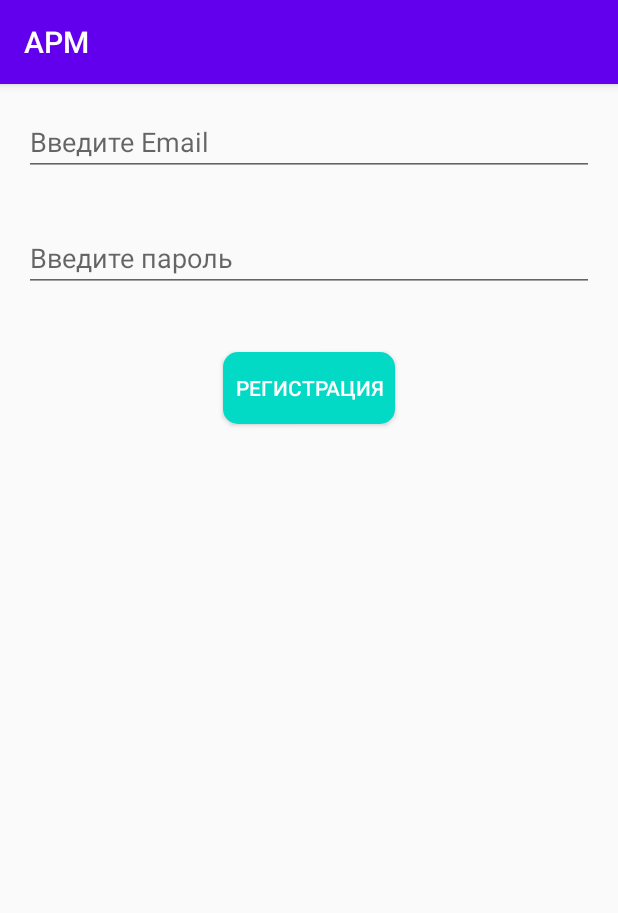
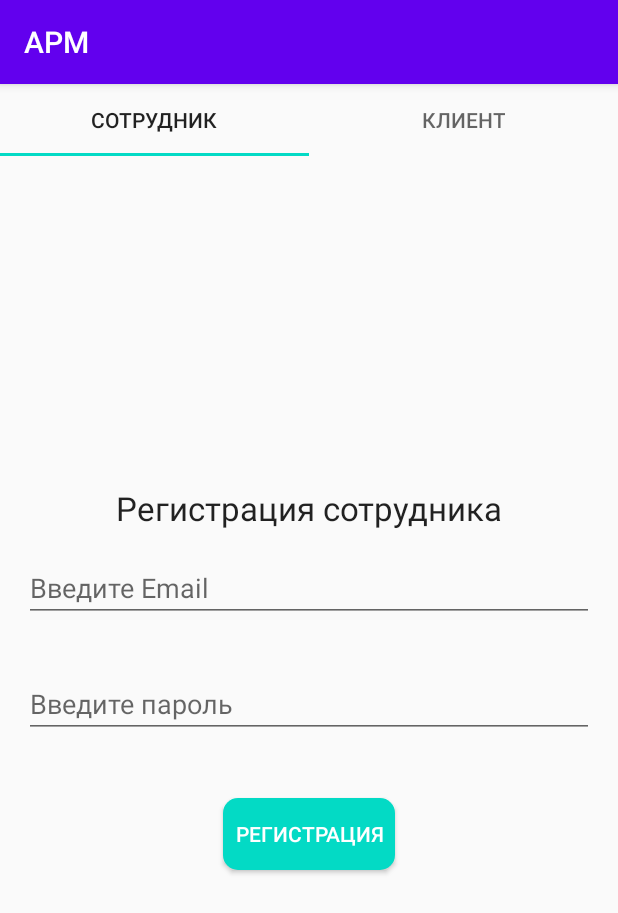
Before and after one commit to JustTeenager/APM, an Android app: the screen it shows after launch (MainActivity), after a tap on "РЕГИСТРАЦИЯ", on a phone screen of 412 x 824 dp. Shown: the top 913 px of the screen. Run offline under Robolectric (Android 15) with nearby library versions, the phone set to English and light mode, and no system bars.

Commit message:
Admin-client dependencies update

```diff
--- a/app/src/main/java/com/application/apm/Controller/MainActivity.java
+++ b/app/src/main/java/com/application/apm/Controller/MainActivity.java
@@ -4,11 +4,14 @@ import android.content.Intent;
 
 import androidx.fragment.app.Fragment;
 
+import com.application.apm.Model.User;
 import com.application.apm.View.LoginFragment;
 import com.application.apm.R;
-import com.application.apm.View.RegisterFragment;
+import com.application.apm.View.RegisterAdminFragment;
+import com.application.apm.View.RegisterUserFragment;
+import com.application.apm.View.UserDetailFragment;
 
-public class MainActivity extends SingleFragmentActivity implements LoginFragment.CallBack, RegisterFragment.CallBack {
+public class MainActivity extends SingleFragmentActivity implements LoginFragment.CallBack, RegisterAdminFragment.CallBack, RegisterUserFragment.Callback {
 
     @Override
     public int getResId() {
@@ -29,11 +32,23 @@ public class MainActivity extends SingleFragmentActivity implements LoginFragmen
 
     @Override
     public void register() {
-        getSupportFragmentManager().beginTransaction().replace(R.id.fragment_container,new RegisterFragment()).addToBackStack(null).commit();
+        //TODO ВХОд в другую регисрацию
+        getSupportFragmentManager().beginTransaction().replace(R.id.fragment_container,new ViewPagerFragment()).addToBackStack(null).commit();
+    }
+
+    @Override
+    public void loginById(User user) {
+        Intent intent=ListActivity.newInstance(this,user);
+        startActivity(intent);
     }
 
     @Override
     public void onRegistered(String email,String pass) {
         getSupportFragmentManager().beginTransaction().replace(R.id.fragment_container,LoginFragment.newInstance(email, pass)).commit();
     }
+
+    @Override
+    public void onUserRegistered() {
+        getSupportFragmentManager().beginTransaction().replace(R.id.fragment_container, LoginFragment.newInstance(null, null)).commit();
+    }
 }
--- /dev/null
+++ b/app/src/main/java/com/application/apm/Controller/ViewPagerFragment.java
@@ -0,0 +1,71 @@
+package com.application.apm.Controller;
+
+import android.os.Bundle;
+import android.view.LayoutInflater;
+import android.view.View;
+import android.view.ViewGroup;
+import androidx.annotation.NonNull;
+import androidx.annotation.Nullable;
+import androidx.fragment.app.Fragment;
+import androidx.fragment.app.FragmentPagerAdapter;
+import androidx.viewpager.widget.ViewPager;
+import com.application.apm.R;
+import com.application.apm.View.RegisterAdminFragment;
+import com.application.apm.View.RegisterUserFragment;
+import com.google.android.material.tabs.TabLayout;
+
+public class ViewPagerFragment extends Fragment {
+
+    private ViewPager mViewPager;
+    private TabLayout mTabLayout;
+
+    @Nullable
+    @Override
+    public View onCreateView(@NonNull LayoutInflater inflater, @Nullable ViewGroup container, @Nullable Bundle savedInstanceState) {
+        View v=LayoutInflater.from(getContext()).inflate(R.layout.fragment_view_pager,null);
+        init(v);
+        return v;
+    }
+
+    private void init(View v) {
+        mViewPager=v.findViewById(R.id.view_pager);
+        mViewPager.setAdapter(new FragmentPagerAdapter(getChildFragmentManager(),FragmentPagerAdapter.BEHAVIOR_RESUME_ONLY_CURRENT_FRAGMENT) {
+
+            @NonNull
+            @Override
+            public Fragment getItem(int position) {
+                switch (position){
+                    case 0:{
+                        return new RegisterAdminFragment();
+                    }
+                    case 1:{
+                        return new RegisterUserFragment();
+                    }
+                }
+                return null;
+            }
+
+            @Override
+            public int getCount() {
+                return 2;
+            }
+
+            @Nullable
+            @Override
+            public CharSequence getPageTitle(int position) {
+                switch (position){
+                    case 0:{
+                        return getActivity().getString(R.string.admin);
+                    }
+                    case 1:{
+                        return getActivity().getString(R.string.client);
+                    }
+                }
+                return null;
+            }
+        });
+        mTabLayout=v.findViewById(R.id.tab_layout);
+        mTabLayout.setupWithViewPager(mViewPager);
+    }
+
+}
--- a/app/src/main/java/com/application/apm/Model/UserDao.java
+++ b/app/src/main/java/com/application/apm/Model/UserDao.java
@@ -6,6 +6,8 @@ import androidx.room.Insert;
 import androidx.room.Query;
 import androidx.room.TypeConverters;
 import androidx.room.Update;
+
+import com.application.apm.View.AddPaymentDialog;
 
 import java.util.List;
 
@@ -22,6 +24,9 @@ public interface UserDao {
         @Insert
         Long insertUser(User user);
 
+        @Query("SELECT * FROM Users WHERE ID LIKE:id")
+        User getUserById(String id);
+
         @Update()
         void updateUser(User user);
 }
--- a/app/src/main/java/com/application/apm/View/ListPaymentFragment.java
+++ b/app/src/main/java/com/application/apm/View/ListPaymentFragment.java
@@ -28,8 +28,6 @@ public class ListPaymentFragment extends Fragment {
     private ListAdapter adapter;
     private List<Payment> payments;
     private int adapterNum;
-
-
 
     private static final String KEY_TO_TYPE_OF_PAYMENT_FILTER="key_to_type_of_payment_filter";
     public static final int USER_PAYMENT_FILTER=-1;
@@ -70,7 +68,7 @@ public class ListPaymentFragment extends Fragment {
 
     public void showChangePaymentValueDialog(int sum,int adapterNumber){
         adapterNum=adapterNumber;
-        AddPaymentDialog dialog=AddPaymentDialog.newInstance(sum);
+        AddPaymentDialog dialog=AddPaymentDialog.newInstance(sum,AddPaymentDialog.KEY_TO_PAYMENT_LAYOUT_CODE);
         dialog.setTargetFragment(this,CHANGE_PAY_VALUE_REQUEST_CODE);
         dialog.show(getActivity().getSupportFragmentManager(),null);
     }
@@ -79,7 +77,7 @@ public class ListPaymentFragment extends Fragment {
     public void onActivityResult(int requestCode, int resultCode, @Nullable Intent data) {
         if (resultCode== Activity.RESULT_OK){
             if (requestCode==CHANGE_PAY_VALUE_REQUEST_CODE){
-                ((Payment) adapter.getAdapterList().get(adapterNum)).setSum(data.getIntExtra(AddPaymentDialog.KEY_TO_PAYMENT_VALUE,-1));
+                ((Payment) adapter.getAdapterList().get(adapterNum)).setSum((Integer.parseInt((String) data.getExtras().get(AddPaymentDialog.KEY_TO_VALUE))));
                 adapter.notifyItemChanged(adapterNum);
                 RoomDBSingleton.getInstance(getContext()).getPaymentDao().updatePayment(payments.get(adapterNum));
             }
--- a/app/src/main/java/com/application/apm/View/RegisterFragment.java
+++ b/app/src/main/java/com/application/apm/View/RegisterAdminFragment.java
@@ -16,7 +16,7 @@ import androidx.fragment.app.Fragment;
 
 import com.application.apm.R;
 
-public class RegisterFragment extends Fragment {
+public class RegisterAdminFragment extends Fragment {
 
     public static final String KEY_TO_EMAIL_IN_PREFS="key_to_email";
     public static final String KEY_TO_PASS_IN_PREFS="key_to_pass";
@@ -36,7 +36,7 @@ public class RegisterFragment extends Fragment {
     @Nullable
     @Override
     public View onCreateView(@NonNull LayoutInflater inflater, @Nullable ViewGroup container, @Nullable Bundle savedInstanceState) {
-        View v=LayoutInflater.from(getActivity()).inflate(R.layout.fragment_register,container,false);
+        View v=LayoutInflater.from(getActivity()).inflate(R.layout.fragment_register_admin,container,false);
         init(v);
         return v;
     }
--- /dev/null
+++ b/app/src/main/java/com/application/apm/View/RegisterUserFragment.java
@@ -0,0 +1,90 @@
+package com.application.apm.View;
+
+import android.content.Context;
+import android.os.Bundle;
+import android.view.LayoutInflater;
+import android.view.View;
+import android.view.ViewGroup;
+import android.widget.Button;
+import android.widget.EditText;
+import android.widget.Toast;
+
+import androidx.annotation.NonNull;
+import androidx.annotation.Nullable;
+import androidx.fragment.app.Fragment;
+
+import com.application.apm.Model.RoomDBSingleton;
+import com.application.apm.Model.User;
+import com.application.apm.R;
+
+import java.text.ParseException;
+import java.text.SimpleDateFormat;
+import java.util.Date;
+import java.util.Locale;
+import java.util.UUID;
+
+public class RegisterUserFragment extends Fragment {
+
+    private EditText mNameInput;
+    private EditText mSecondNameInput;
+    private EditText mAgeInput;
+
+    private Button mRegister;
+
+    private Callback mActivityCallback;
+
+    @Override
+    public void onAttach(@NonNull Context context) {
+        super.onAttach(context);
+        mActivityCallback= (Callback) context;
+    }
+
+    @Nullable
+    @Override
+    public View onCreateView(@NonNull LayoutInflater inflater, @Nullable ViewGroup container, @Nullable Bundle savedInstanceState) {
+        View v=LayoutInflater.from(getActivity()).inflate(R.layout.fragment_register_user,null);
+
+        init(v);
+
+        return v;
+    }
+
+    private void init(View v) {
+        mNameInput=v.findViewById(R.id.name_user_edit_text);
+        mSecondNameInput=v.findViewById(R.id.second_name_edit_text);
+        mAgeInput=v.findViewById(R.id.age_user_edit_text);
+
+        mRegister=v.findViewById(R.id.reg_user_button);
+        mRegister.setOnClickListener(new View.OnClickListener() {
+            @Override
+            public void onClick(View v) {
+                if (!mNameInput.getText().toString().isEmpty() && !mSecondNameInput.getText().toString().isEmpty() &&
+                !mAgeInput.getText().toString().isEmpty()){
+                    addUserToDB();
+                    Toast.makeText(getContext(),R.string.user_registered,Toast.LENGTH_SHORT).show();
+                    mActivityCallback.onUserRegistered();
+                }
+            }
+        });
+    }
+
+    private void addUserToDB(){
+        User user = new User();
+        user.setId(UUID.randomUUID().toString());
+        user.setName(mNameInput.getText().toString());
+        user.setSecondName(mSecondNameInput.getText().toString());
+        user.setAge(Integer.parseInt(mAgeInput.getText().toString()));
+        SimpleDateFormat sdf = new SimpleDateFormat("EE MMM dd HH:mm:ss z yyyy",
+                Locale.ENGLISH);
+        try {
+            user.setDate(sdf.parse(new Date().toString()));
+        } catch (ParseException e) {
+            e.printStackTrace();
+        }
+        RoomDBSingleton.getInstance(getContext()).getUserDao().insertUser(user);
+    }
+
+    public interface Callback{
+        void onUserRegistered();
+    }
+}
--- a/app/src/main/java/com/application/apm/View/UserDetailFragment.java
+++ b/app/src/main/java/com/application/apm/View/UserDetailFragment.java
@@ -90,7 +90,7 @@ public class UserDetailFragment extends Fragment  {
         addPaymentButton.setOnClickListener(new View.OnClickListener() {
             @Override
             public void onClick(View v) {
-                AddPaymentDialog dialog=new AddPaymentDialog();
+                AddPaymentDialog dialog=new AddPaymentDialog(AddPaymentDialog.KEY_TO_PAYMENT_LAYOUT_CODE);
                 dialog.setTargetFragment(UserDetailFragment.this,CODE_TO_ADD_PAYMENT);
                 dialog.show(getFragmentManager(),null);
             }
@@ -145,7 +145,7 @@ public class UserDetailFragment extends Fragment  {
                     RoomDBSingleton.getInstance(getContext()).getUserDao().updateUser(mUser);
                 }break;
                 case CODE_TO_ADD_PAYMENT:{
-                    Payment payment=new Payment(mUser.getId(),data.getIntExtra(AddPaymentDialog.KEY_TO_PAYMENT_VALUE,-1));
+                    Payment payment=new Payment(mUser.getId(), Integer.parseInt((String) data.getExtras().get(AddPaymentDialog.KEY_TO_VALUE)));
 
                     RoomDBSingleton.getInstance(getContext()).getPaymentDao().insertPayment(payment);
                     numberOfPaymentsText.setText(String.valueOf(RoomDBSingleton.getInstance(getActivity()).getPaymentDao().getPaymentById(mUser.getId()).size()));
--- a/app/src/main/res/layout/fragment_add_user.xml
+++ b/app/src/main/res/layout/fragment_add_user.xml
@@ -46,5 +46,4 @@
         android:layout_gravity="center"
         android:text="@string/back"/>
 
-
 </LinearLayout>
--- a/app/src/main/res/layout/fragment_register.xml
+++ b/app/src/main/res/layout/fragment_register_admin.xml
@@ -2,6 +2,7 @@
 <LinearLayout android:id="@+id/linearLayout"
     android:layout_width="match_parent"
     android:layout_height="wrap_content"
+    android:layout_gravity="center"
     android:gravity="center"
     android:orientation="vertical"
     app:layout_constraintTop_toTopOf="parent"
@@ -10,6 +11,14 @@
     xmlns:android="http://schemas.android.com/apk/res/android"
     xmlns:app="http://schemas.android.com/apk/res-auto"
     xmlns:tools="http://schemas.android.com/tools">
+
+    <TextView
+        android:layout_width="match_parent"
+        android:layout_height="wrap_content"
+        android:gravity="center"
+        android:text="@string/reg_admin_title"
+        style="?android:textAppearanceLarge"
+        />
 
 
     <EditText
--- a/app/src/main/res/layout/fragment_user_detail.xml
+++ b/app/src/main/res/layout/fragment_user_detail.xml
@@ -32,6 +32,7 @@
             android:id="@+id/id_text"
             android:layout_width="wrap_content"
             android:layout_height="wrap_content"
+            android:textIsSelectable="true"
             style="?android:textAppearanceLarge"
             android:gravity="center"/>
 
--- /dev/null
+++ b/app/src/main/res/layout/fragment_view_pager.xml
@@ -0,0 +1,19 @@
+<?xml version="1.0" encoding="utf-8"?>
+<LinearLayout
+    xmlns:android="http://schemas.android.com/apk/res/android"
+    android:layout_width="match_parent"
+    android:orientation="vertical"
+    android:layout_height="match_parent">
+
+<com.google.android.material.tabs.TabLayout
+    android:id="@+id/tab_layout"
+    android:layout_width="match_parent"
+    android:layout_height="wrap_content"/>
+
+<androidx.viewpager.widget.ViewPager
+    android:id="@+id/view_pager"
+    android:layout_width="match_parent"
+    android:layout_height="match_parent">
+</androidx.viewpager.widget.ViewPager>
+
+</LinearLayout>
--- /dev/null
+++ b/app/src/main/res/layout/login_by_id_dialog.xml
@@ -0,0 +1,6 @@
+<?xml version="1.0" encoding="utf-8"?>
+<EditText
+    xmlns:android="http://schemas.android.com/apk/res/android"
+    android:layout_width="match_parent"
+    android:layout_height="match_parent">
+</EditText>
--- a/app/src/main/res/values/strings.xml
+++ b/app/src/main/res/values/strings.xml
@@ -28,4 +28,14 @@
     <string name="search">поиск</string>
     <string name="cancel">отмена</string>
     <string name="info_about_user">Информация о пользователе:</string>
+    <string name="reg_user_title">Регистрация пользователя</string>
+    <string name="reg_admin_title">Регистрация сотрудника</string>
+    <string name="client">Клиент</string>
+    <string name="admin">Сотрудник</string>
+    <string name="add_second_name_title">Введите фамилию</string>
+    <string name="add_name_title">Введите имя</string>
+    <string name="add_age">Введите возраст</string>
+    <string name="user_registered">Пользователь зарегистрирован!</string>
+    <string name="login_user_button_text">Вход для клиента</string>
+    <string name="enter_id_value">Введите id</string>
 </resources>
```
Also changed, not shown: app/src/main/java/com/application/apm/Controller/DetailActivity.java (deleted, +0 -17 lines), app/src/main/java/com/application/apm/Controller/ListActivity.java (+14 -0 lines), app/src/main/java/com/application/apm/View/AddPaymentDialog.java (+18 -8 lines), app/src/main/java/com/application/apm/View/LoginFragment.java (+30 -3 lines), app/src/main/res/layout/fragment_login.xml (+10 -0 lines), app/src/main/res/layout/fragment_register_user.xml (added, +102 -0 lines).
